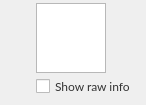
The window that src/MEGASync/stalled_issues/gui/macx/StalledIssueActionTitle.ui (meganz/MEGAsync) describes before a commit, drawn with Qt 5.
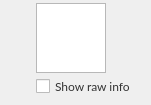
The same window after the commit. Custom widgets are drawn as their Qt base class.

Diff of the .ui file:
```diff
--- a/src/MEGASync/stalled_issues/gui/macx/StalledIssueActionTitle.ui
+++ b/src/MEGASync/stalled_issues/gui/macx/StalledIssueActionTitle.ui
@@ -119,7 +119,7 @@
     <widget class="QWidget" name="backgroundWidget" native="true">
      <layout class="QHBoxLayout" name="horizontalLayout">
       <property name="spacing">
-       <number>5</number>
+       <number>10</number>
       </property>
       <property name="leftMargin">
        <number>0</number>
```
Left out of the diff: 10 changed lines with no effect on the pictures.
